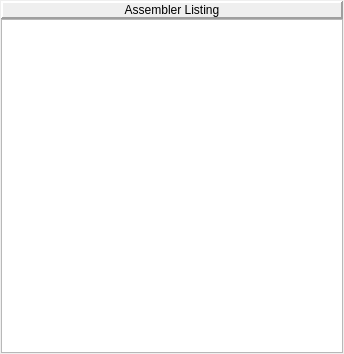
WarlockD/pep8-1, file assemblerlistingpane.ui: the form before one commit.
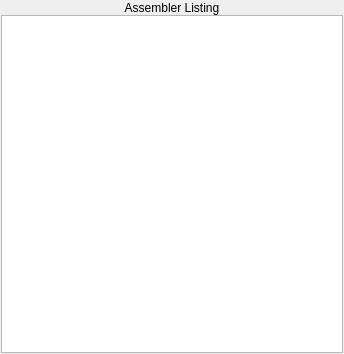
The form after the commit.

Commit message:
Highlighting works now! I changed the look and feel of the app a little bit (labels are no longer in raised panels) to see how it would look, and I think it's rather aesthetic.
Anyhow, see how you like it, we can always change it back.

Also changed the font size of the memory dump pane to be smaller.

One thing I noticed about the memory dump pane is that we ought to save
the position of the scroll bar, and make it so it doesn't go to the top
after a refresh.

Patch:
```diff
--- a/assemblerlistingpane.ui
+++ b/assemblerlistingpane.ui
@@ -24,14 +24,78 @@
      </property>
      <item>
       <widget class="QLabel" name="assemblerListingLabel">
+       <property name="palette">
+        <palette>
+         <active>
+          <colorrole role="Base">
+           <brush brushstyle="SolidPattern">
+            <color alpha="255">
+             <red>255</red>
+             <green>255</green>
+             <blue>255</blue>
+            </color>
+           </brush>
+          </colorrole>
+          <colorrole role="Window">
+           <brush brushstyle="SolidPattern">
+            <color alpha="255">
+             <red>104</red>
+             <green>173</green>
+             <blue>245</blue>
+            </color>
+           </brush>
+          </colorrole>
+         </active>
+         <inactive>
+          <colorrole role="Base">
+           <brush brushstyle="SolidPattern">
+            <color alpha="255">
+             <red>255</red>
+             <green>255</green>
+             <blue>255</blue>
+            </color>
+           </brush>
+          </colorrole>
+          <colorrole role="Window">
+           <brush brushstyle="SolidPattern">
+            <color alpha="255">
+             <red>104</red>
+             <green>173</green>
+             <blue>245</blue>
+            </color>
+           </brush>
+          </colorrole>
+         </inactive>
+         <disabled>
+          <colorrole role="Base">
+           <brush brushstyle="SolidPattern">
+            <color alpha="255">
+             <red>104</red>
+             <green>173</green>
+             <blue>245</blue>
+            </color>
+           </brush>
+          </colorrole>
+          <colorrole role="Window">
+           <brush brushstyle="SolidPattern">
+            <color alpha="255">
+             <red>104</red>
+             <green>173</green>
+             <blue>245</blue>
+            </color>
+           </brush>
+          </colorrole>
+         </disabled>
+        </palette>
+       </property>
        <property name="frameShape">
         <enum>QFrame::Panel</enum>
        </property>
        <property name="frameShadow">
-        <enum>QFrame::Raised</enum>
+        <enum>QFrame::Plain</enum>
        </property>
        <property name="lineWidth">
-        <number>2</number>
+        <number>0</number>
        </property>
        <property name="text">
         <string>Assembler Listing</string>
```
The commit also changes 31 other files.
